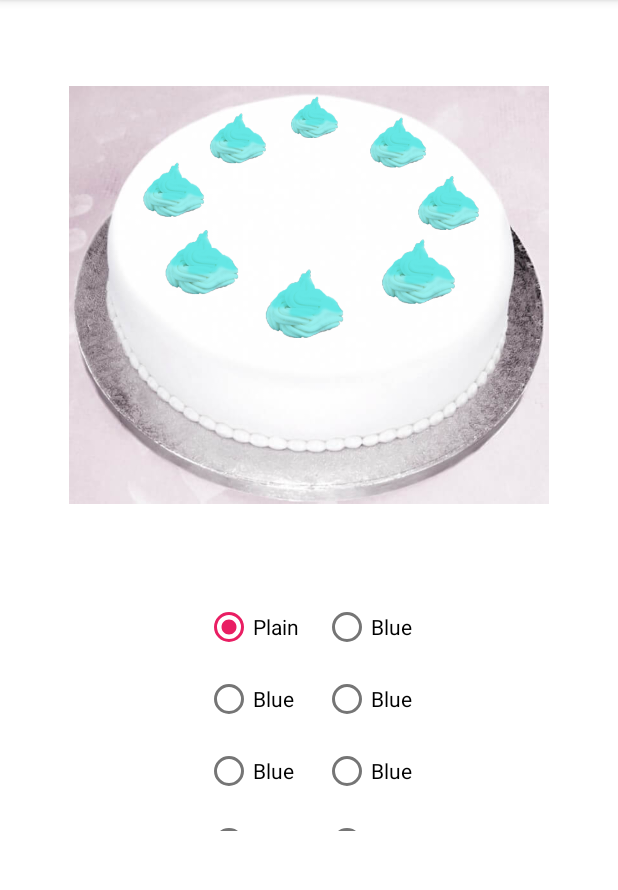
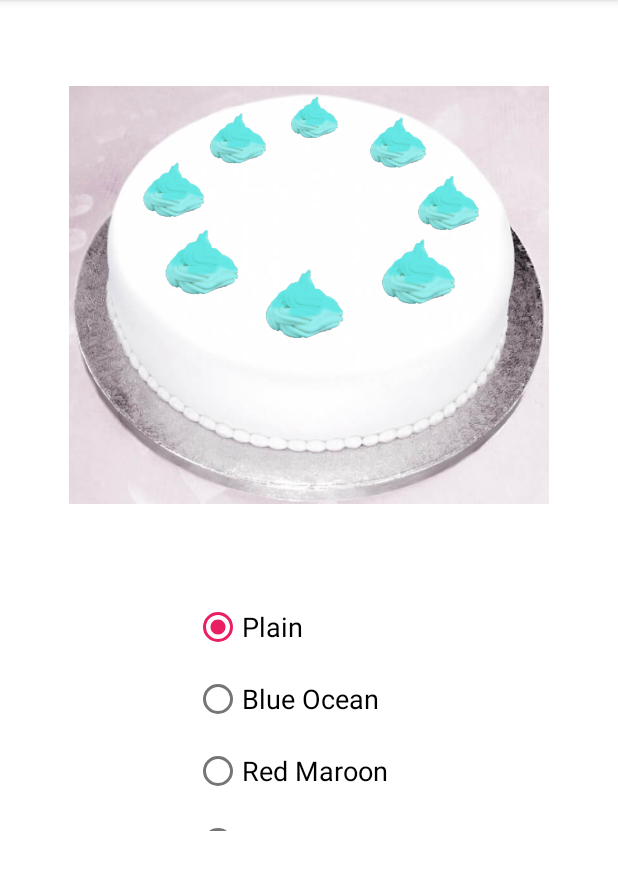
Before and after one commit to stanleymesa/InekeCake, an Android app: the screen it shows after launch (MainActivity), on a phone screen of 412 x 824 dp, the part 84-974 px from its top. Run offline under Robolectric (Android 15) with nearby library versions, the phone set to English and light mode, and no system bars.

Commit message:
fragment colours

```diff
--- a/app/build.gradle
+++ b/app/build.gradle
@@ -39,6 +39,7 @@ dependencies {
     implementation 'androidx.appcompat:appcompat:1.3.0'
     implementation 'com.google.android.material:material:1.4.0'
     implementation 'androidx.constraintlayout:constraintlayout:2.0.4'
+    implementation 'androidx.legacy:legacy-support-v4:1.0.0'
     testImplementation 'junit:junit:4.+'
     androidTestImplementation 'androidx.test.ext:junit:1.1.3'
     androidTestImplementation 'androidx.test.espresso:espresso-core:3.4.0'
--- /dev/null
+++ b/app/src/main/java/com/example/inekecake/FragmentColours.kt
@@ -0,0 +1,45 @@
+package com.example.inekecake
+
+import android.content.Context
+import android.os.Bundle
+import androidx.fragment.app.Fragment
+import android.view.LayoutInflater
+import android.view.View
+import android.view.ViewGroup
+import android.widget.*
+
+class FragmentColours : Fragment(R.layout.fragment_colours){
+
+    private lateinit var radioGroup: RadioGroup
+    private lateinit var radioButton: RadioButton
+    private lateinit var mainActivity: MainActivity
+    private lateinit var listener: FragmentColoursListener
+
+    interface FragmentColoursListener{
+        fun onItemClicked(colour: String)
+    }
+
+
+    override fun onAttach(context: Context) {
+        super.onAttach(context)
+        mainActivity = context as MainActivity
+        if (context is FragmentColoursListener){
+            listener = context
+        }
+    }
+
+    override fun onViewCreated(view: View, savedInstanceState: Bundle?) {
+        super.onViewCreated(view, savedInstanceState)
+        radioGroup = view.findViewById(R.id.radioGroup1)
+
+        radioGroup.setOnCheckedChangeListener(RadioGroup.OnCheckedChangeListener { group, checkedId ->
+            radioButton = view.findViewById(checkedId)
+            listener.onItemClicked(radioButton.text.toString())
+            Toast.makeText(mainActivity, "Memilih : ${radioButton.text}", Toast.LENGTH_SHORT).show()
+        })
+
+    }
+
+
+
+}
--- a/app/src/main/java/com/example/inekecake/MainActivity.kt
+++ b/app/src/main/java/com/example/inekecake/MainActivity.kt
@@ -9,48 +9,67 @@ import android.widget.RadioGroup
 import android.widget.Toast
 import androidx.appcompat.app.AppCompatDelegate
 
-class MainActivity : AppCompatActivity() {
+class MainActivity : AppCompatActivity(), FragmentColours.FragmentColoursListener {
 
     private lateinit var radioGroup1: RadioGroup
     private lateinit var radioGroup2: RadioGroup
     private lateinit var radioButton: RadioButton
     private lateinit var cakeImage: ImageView
+    private lateinit var fragmentColours: FragmentColours
 
     override fun onCreate(savedInstanceState: Bundle?) {
         AppCompatDelegate.setDefaultNightMode(AppCompatDelegate.MODE_NIGHT_NO)
         super.onCreate(savedInstanceState)
         setContentView(R.layout.activity_main)
 
-        radioGroup1 = findViewById(R.id.radioGroup1)
-        radioGroup2 = findViewById(R.id.radioGroup2)
+//        radioGroup1 = findViewById(R.id.radioGroup1)
+//        radioGroup2 = findViewById(R.id.radioGroup2)
+        cakeImage = findViewById(R.id.cakeImage)
+        fragmentColours = FragmentColours()
 
-        cakeImage = findViewById(R.id.cakeImage)
+        supportFragmentManager.beginTransaction()
+            .replace(R.id.fragmentColours, fragmentColours)
+            .commit()
 
     }
 
-    fun buttonClick(view: View) {
-        // cek apakah radiogroup1 atau radiogroup2 bertabrakan
-
-        var checkedButton1: Int = radioGroup1.checkedRadioButtonId
-
-        radioGroup2.clearCheck()
-        radioButton = findViewById(checkedButton1)
-
-        when(radioButton.text) {
-            "Blue" -> {
+    override fun onItemClicked(colour: String) {
+        when(colour) {
+            "Blue Ocean" -> {
                 cakeImage.setImageResource(R.drawable.bluecakecoba)
             }
             "Plain" -> {
                 cakeImage.setImageResource(R.drawable.plaincake)
             }
         }
-
-        Toast.makeText(this, "Memilih : ${radioButton.text}", Toast.LENGTH_SHORT ).show()
     }
 
-    fun buttonClick2(view:View) {
-        radioGroup1.clearCheck()
+//    fun buttonClick(view: View) {
+//        // cek apakah radiogroup1 atau radiogroup2 bertabrakan
+//
+//        var checkedButton1: Int = radioGroup1.checkedRadioButtonId
+//
+//        radioGroup2.clearCheck()
+//        radioButton = findViewById(checkedButton1)
+//
+//        when(radioButton.text) {
+//            "Blue" -> {
+//                cakeImage.setImageResource(R.drawable.bluecakecoba)
+//            }
+//            "Plain" -> {
+//                cakeImage.setImageResource(R.drawable.plaincake)
+//            }
+//        }
+//
+//        Toast.makeText(this, "Memilih : ${radioButton.text}", Toast.LENGTH_SHORT ).show()
+//    }
+//
+//    fun buttonClick2(view:View) {
+//        radioGroup1.clearCheck()
+//
+//    }
 
-    }
+
+
 
 }
--- a/app/src/main/res/layout/activity_main.xml
+++ b/app/src/main/res/layout/activity_main.xml
@@ -15,7 +15,6 @@
             app:layout_constraintTop_toTopOf="parent"
             app:layout_constraintLeft_toLeftOf="parent"
             app:layout_constraintRight_toRightOf="parent"
-            app:layout_constraintBottom_toTopOf="@id/horizontalScroll"
             android:id="@+id/frameLayout"
             android:layout_width="match_parent"
             android:layout_height="wrap_content">
@@ -44,118 +43,130 @@
 
         </FrameLayout>
 
-        <ScrollView
-            android:id="@+id/horizontalScroll"
+        <FrameLayout
+            android:id="@+id/fragmentColours"
             app:layout_constraintTop_toBottomOf="@id/frameLayout"
             app:layout_constraintRight_toRightOf="parent"
             app:layout_constraintLeft_toLeftOf="parent"
             app:layout_constraintBottom_toBottomOf="parent"
-            android:layout_marginLeft="16dp"
-            android:layout_marginRight="16dp"
             android:layout_width="match_parent"
             android:layout_height="160dp">
 
-            <TableLayout
-                android:layout_width="match_parent"
-                android:layout_height="wrap_content">
 
-                <TableRow
-                    android:layout_width="wrap_content"
-                    android:layout_height="wrap_content"
-                    android:gravity="center_horizontal">
+        </FrameLayout>
 
-                    <RadioGroup
-                        android:id="@+id/radioGroup1"
-                        android:layout_width="wrap_content"
-                        android:layout_height="wrap_content"
-                        android:layout_marginRight="8dp"
-                        android:orientation="vertical"
-                        app:layout_constraintLeft_toLeftOf="parent"
-                        app:layout_constraintRight_toRightOf="@id/radioGroup2">
+<!--        <ScrollView-->
+<!--            android:id="@+id/horizontalScroll"-->
+<!--            app:layout_constraintTop_toBottomOf="@id/frameLayout"-->
+<!--            app:layout_constraintRight_toRightOf="parent"-->
+<!--            app:layout_constraintLeft_toLeftOf="parent"-->
+<!--            app:layout_constraintBottom_toBottomOf="parent"-->
+<!--            android:layout_marginLeft="16dp"-->
+<!--            android:layout_marginRight="16dp"-->
+<!--            android:layout_width="match_parent"-->
+<!--            android:layout_height="160dp">-->
 
-                        <RadioButton
-                            android:id="@+id/button1"
-                            android:layout_width="wrap_content"
-                            android:layout_height="wrap_content"
-                            android:checked="true"
-                            android:onClick="buttonClick"
-                            android:text="Plain"
-                            app:layout_constraintLeft_toLeftOf="@id/radioGroup1"
-                            app:layout_constraintRight_toRightOf="@id/button2" />
+<!--            <TableLayout-->
+<!--                android:layout_width="match_parent"-->
+<!--                android:layout_height="wrap_content">-->
 
-                        <RadioButton
-                            android:id="@+id/button2"
-                            android:layout_width="wrap_content"
-                            android:layout_height="wrap_content"
-                            android:onClick="buttonClick"
-                            android:text="Blue"
-                            app:layout_constraintLeft_toLeftOf="@id/button1"
-                            app:layout_constraintRight_toRightOf="@id/button2" />
+<!--                <TableRow-->
+<!--                    android:layout_width="wrap_content"-->
+<!--                    android:layout_height="wrap_content"-->
+<!--                    android:gravity="center_horizontal">-->
 
-                        <RadioButton
-                            android:id="@+id/button3"
-                            android:layout_width="wrap_content"
-                            android:layout_height="wrap_content"
-                            android:onClick="buttonClick"
-                            android:text="Blue"
-                            app:layout_constraintLeft_toLeftOf="@id/button1"
-                            app:layout_constraintRight_toRightOf="@id/button2" />
+<!--                    <RadioGroup-->
+<!--                        android:id="@+id/radioGroup1"-->
+<!--                        android:layout_width="wrap_content"-->
+<!--                        android:layout_height="wrap_content"-->
+<!--                        android:layout_marginRight="8dp"-->
+<!--                        android:orientation="vertical"-->
+<!--                        app:layout_constraintLeft_toLeftOf="parent"-->
+<!--                        app:layout_constraintRight_toRightOf="@id/radioGroup2">-->
 
-                        <RadioButton
-                            android:id="@+id/button4"
-                            android:layout_width="wrap_content"
-                            android:layout_height="wrap_content"
-                            android:onClick="buttonClick"
-                            android:text="Blue"
-                            app:layout_constraintLeft_toLeftOf="@id/button1"
-                            app:layout_constraintRight_toRightOf="@id/button2" />
+<!--                        <RadioButton-->
+<!--                            android:id="@+id/button1"-->
+<!--                            android:layout_width="wrap_content"-->
+<!--                            android:layout_height="wrap_content"-->
+<!--                            android:checked="true"-->
+<!--                            android:onClick="buttonClick"-->
+<!--                            android:text="Plain"-->
+<!--                            app:layout_constraintLeft_toLeftOf="@id/radioGroup1"-->
+<!--                            app:layout_constraintRight_toRightOf="@id/button2" />-->
+
+<!--                        <RadioButton-->
+<!--                            android:id="@+id/button2"-->
+<!--                            android:layout_width="wrap_content"-->
+<!--                            android:layout_height="wrap_content"-->
+<!--                            android:onClick="buttonClick"-->
+<!--                            android:text="Blue"-->
+<!--                            app:layout_constraintLeft_toLeftOf="@id/button1"-->
+<!--                            app:layout_constraintRight_toRightOf="@id/button2" />-->
+
+<!--                        <RadioButton-->
+<!--                            android:id="@+id/button3"-->
+<!--                            android:layout_width="wrap_content"-->
+<!--                            android:layout_height="wrap_content"-->
+<!--                            android:onClick="buttonClick"-->
+<!--                            android:text="Blue"-->
+<!--                            app:layout_constraintLeft_toLeftOf="@id/button1"-->
+<!--                            app:layout_constraintRight_toRightOf="@id/button2" />-->
+
+<!--                        <RadioButton-->
+<!--                            android:id="@+id/button4"-->
+<!--                            android:layout_width="wrap_content"-->
+<!--                            android:layout_height="wrap_content"-->
+<!--                            android:onClick="buttonClick"-->
+<!--                            android:text="Blue"-->
+<!--                            app:layout_constraintLeft_toLeftOf="@id/button1"-->
+<!--                            app:layout_constraintRight_toRightOf="@id/button2" />-->
 
 
-                    </RadioGroup>
+<!--                    </RadioGroup>-->
 
-                    <RadioGroup
-                        android:id="@+id/radioGroup2"
-                        android:layout_marginLeft="8dp"
-                        android:layout_width="wrap_content"
-                        android:layout_height="wrap_content"
-                        android:orientation="vertical">
+<!--                    <RadioGroup-->
+<!--                        android:id="@+id/radioGroup2"-->
+<!--                        android:layout_marginLeft="8dp"-->
+<!--                        android:layout_width="wrap_content"-->
+<!--                        android:layout_height="wrap_content"-->
+<!--                        android:orientation="vertical">-->
 
-                        <RadioButton
-                            android:id="@+id/button5"
-                            android:layout_width="wrap_content"
-                            android:layout_height="wrap_content"
-                            android:onClick="buttonClick2"
-                            android:text="Blue"/>
+<!--                        <RadioButton-->
+<!--                            android:id="@+id/button5"-->
+<!--                            android:layout_width="wrap_content"-->
+<!--                            android:layout_height="wrap_content"-->
+<!--                            android:onClick="buttonClick2"-->
+<!--                            android:text="Blue"/>-->
 
-                        <RadioButton
-                            android:id="@+id/button6"
-                            android:layout_width="wrap_content"
-                            android:layout_height="wrap_content"
-                            android:onClick="buttonClick2"
-                            android:text="Blue"/>
+<!--                        <RadioButton-->
+<!--                            android:id="@+id/button6"-->
+<!--                            android:layout_width="wrap_content"-->
+<!--                            android:layout_height="wrap_content"-->
+<!--                            android:onClick="buttonClick2"-->
+<!--                            android:text="Blue"/>-->
 
-                        <RadioButton
-                            android:id="@+id/button7"
-                            android:layout_width="wrap_content"
-                            android:layout_height="wrap_content"
-                            android:onClick="buttonClick2"
-                            android:text="Blue"/>
+<!--                        <RadioButton-->
+<!--                            android:id="@+id/button7"-->
+<!--                            android:layout_width="wrap_content"-->
+<!--                            android:layout_height="wrap_content"-->
+<!--                            android:onClick="buttonClick2"-->
+<!--                            android:text="Blue"/>-->
 
-                        <RadioButton
-                            android:id="@+id/button8"
-                            android:layout_width="wrap_content"
-                            android:layout_height="wrap_content"
-                            android:onClick="buttonClick2"
-                            android:text="Blue"/>
+<!--                        <RadioButton-->
+<!--                            android:id="@+id/button8"-->
+<!--                            android:layout_width="wrap_content"-->
+<!--                            android:layout_height="wrap_content"-->
+<!--                            android:onClick="buttonClick2"-->
+<!--                            android:text="Blue"/>-->
 
-                    </RadioGroup>
+<!--                    </RadioGroup>-->
 
-                </TableRow>
+<!--                </TableRow>-->
 
-            </TableLayout>
+<!--            </TableLayout>-->
 
 
-        </ScrollView>
+<!--        </ScrollView>-->
 
 
 
--- /dev/null
+++ b/app/src/main/res/layout/fragment_colours.xml
@@ -0,0 +1,72 @@
+<?xml version="1.0" encoding="utf-8"?>
+<ScrollView
+    xmlns:android="http://schemas.android.com/apk/res/android"
+    xmlns:tools="http://schemas.android.com/tools"
+    xmlns:app="http://schemas.android.com/apk/res-auto"
+    android:layout_width="match_parent"
+    android:layout_height="160dp"
+    tools:context=".FragmentColours">
+
+    <TableLayout
+        android:layout_width="match_parent"
+        android:layout_height="wrap_content">
+
+        <TableRow
+            android:layout_width="wrap_content"
+            android:layout_height="wrap_content"
+            android:gravity="center_horizontal">
+
+            <RadioGroup
+                android:id="@+id/radioGroup1"
+                android:layout_width="wrap_content"
+                android:layout_height="wrap_content"
+                android:orientation="vertical"
+                app:layout_constraintLeft_toLeftOf="parent"
+                app:layout_constraintRight_toRightOf="parent">
+
+                <RadioButton
+                    android:id="@+id/button1"
+                    android:layout_width="wrap_content"
+                    android:layout_height="wrap_content"
+                    android:checked="true"
+                    android:text="Plain"
+                    android:textSize="18dp"
+                    app:layout_constraintLeft_toLeftOf="@id/radioGroup1"
+                    app:layout_constraintRight_toRightOf="@id/button2" />
+
+                <RadioButton
+                    android:id="@+id/button2"
+                    android:layout_width="wrap_content"
+                    android:layout_height="wrap_content"
+                    android:text="Blue Ocean"
+                    android:textSize="18dp"
+                    app:layout_constraintLeft_toLeftOf="@id/button1"
+                    app:layout_constraintRight_toRightOf="@id/button2" />
+
+                <RadioButton
+                    android:id="@+id/button3"
+                    android:layout_width="wrap_content"
+                    android:layout_height="wrap_content"
+                    android:text="Red Maroon"
+                    android:textSize="18dp"
+                    app:layout_constraintLeft_toLeftOf="@id/button1"
+                    app:layout_constraintRight_toRightOf="@id/button2" />
+
+                <RadioButton
+                    android:id="@+id/button4"
+                    android:layout_width="wrap_content"
+                    android:layout_height="wrap_content"
+                    android:text="Mocca Creamy"
+                    android:textSize="18dp"
+                    app:layout_constraintLeft_toLeftOf="@id/button1"
+                    app:layout_constraintRight_toRightOf="@id/button2" />
+
+
+            </RadioGroup>
+
+        </TableRow>
+
+    </TableLayout>
+
+
+    </ScrollView>
--- a/app/src/main/res/values/strings.xml
+++ b/app/src/main/res/values/strings.xml
@@ -1,3 +1,5 @@
 <resources>
     <string name="app_name">Ineke Cake</string>
+    <!-- TODO: Remove or change this placeholder text -->
+    <string name="hello_blank_fragment">Hello blank fragment</string>
 </resources>
```
